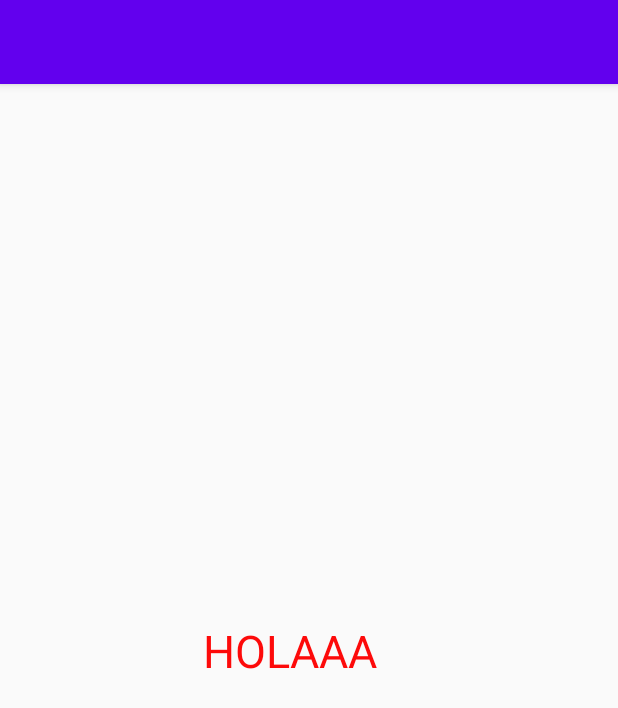
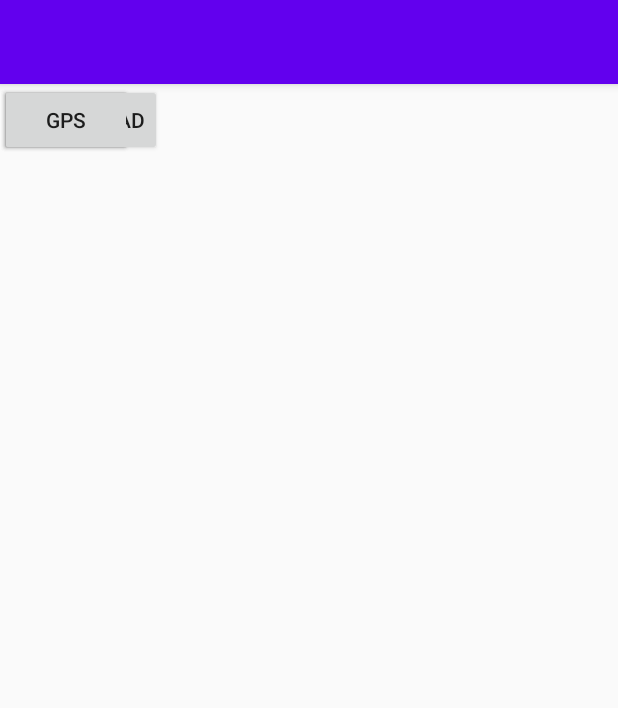
Before and after one commit to Nazareth08/ProyectoSemestral, an Android app: the screen it shows after launch (MainActivity), on a phone screen of 412 x 824 dp. Shown: the top 708 px of the screen. Run offline under Robolectric (Android 15) with nearby library versions, the light colour scheme and no system bars.

Commit message:
implementando botones

```diff
--- a/app/src/main/res/layout/activity_main.xml
+++ b/app/src/main/res/layout/activity_main.xml
@@ -6,15 +6,27 @@
     android:layout_height="match_parent"
     tools:context=".MainActivity">
 
-    <TextView
-        android:layout_width="141dp"
-        android:layout_height="54dp"
-        android:text="HOLAAA"
-        android:textColor="#FD0A0A"
-        android:textSize="30sp"
-        app:layout_constraintBottom_toBottomOf="parent"
-        app:layout_constraintLeft_toLeftOf="parent"
-        app:layout_constraintRight_toRightOf="parent"
-        app:layout_constraintTop_toTopOf="parent" />
+    <Button
+        android:id="@+id/button_aproximidad"
+        android:layout_width="wrap_content"
+        android:layout_height="wrap_content"
+        android:text="Proximidad"
+        tools:layout_editor_absoluteX="157dp"
+        tools:layout_editor_absoluteY="119dp" />
 
+    <Button
+        android:id="@+id/button_luz"
+        android:layout_width="wrap_content"
+        android:layout_height="wrap_content"
+        android:text="Luz"
+        tools:layout_editor_absoluteX="159dp"
+        tools:layout_editor_absoluteY="288dp" />
+
+    <Button
+        android:id="@+id/button_Gps"
+        android:layout_width="wrap_content"
+        android:layout_height="wrap_content"
+        android:text="Gps"
+        tools:layout_editor_absoluteX="163dp"
+        tools:layout_editor_absoluteY="451dp" />
 </androidx.constraintlayout.widget.ConstraintLayout>
```
Also changed, not shown: 1 other file.
